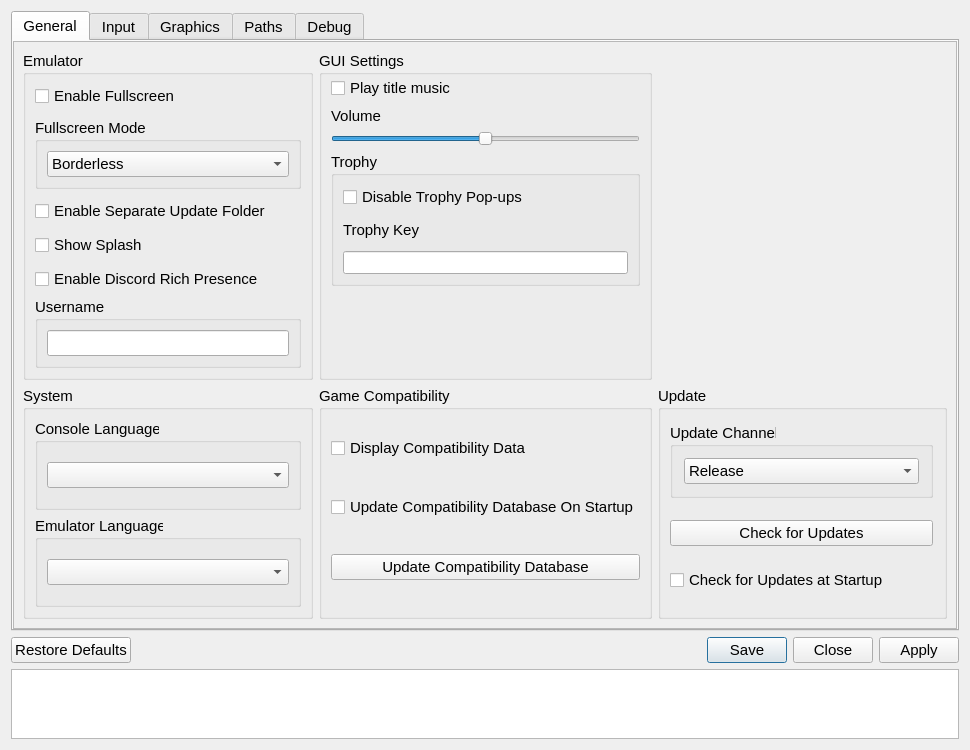
The window that src/qt_gui/settings_dialog.ui (shadps4-emu/shadPS4) describes before a commit, drawn with Qt 5.
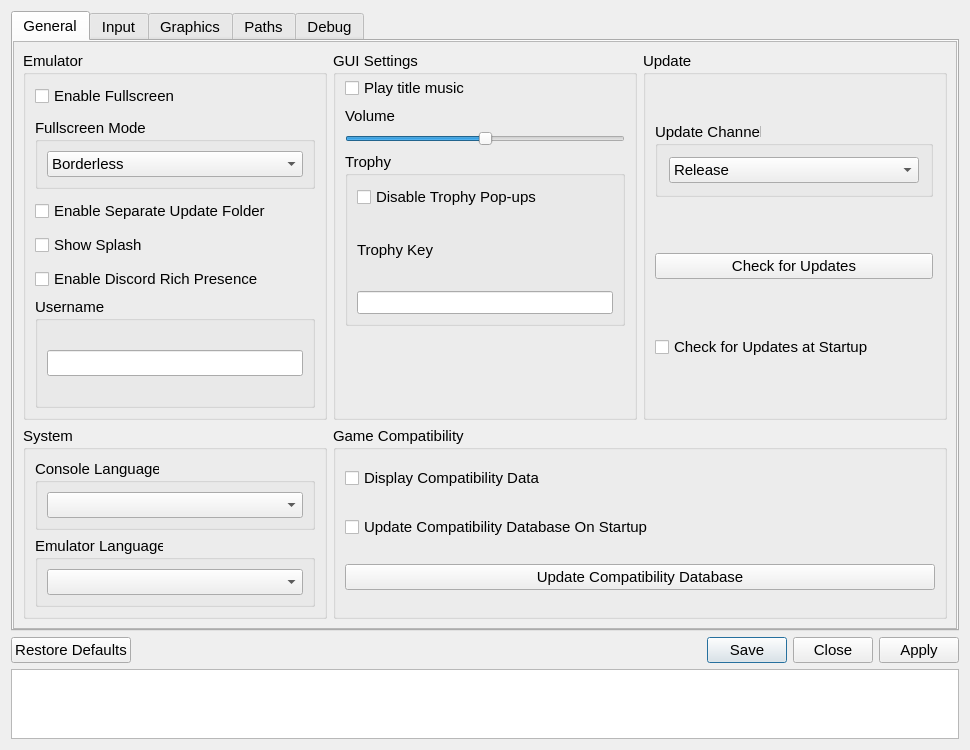
The same window after the commit. Icons and pictures are not drawn.

Commit message: Use more screen real estate for the 'General' settings tab

```diff
--- a/src/qt_gui/settings_dialog.ui
+++ b/src/qt_gui/settings_dialog.ui
@@ -67,8 +67,8 @@
         <rect>
          <x>0</x>
          <y>0</y>
-         <width>946</width>
-         <height>536</height>
+         <width>932</width>
+         <height>593</height>
         </rect>
        </property>
        <layout class="QVBoxLayout" name="generalTabVLayout" stretch="0">
@@ -77,43 +77,6 @@
           <property name="bottomMargin">
            <number>0</number>
           </property>
-          <item row="1" column="0">
-           <layout class="QVBoxLayout" name="systemTabLayoutLeft">
-            <item>
-             <widget class="QGroupBox" name="SystemSettings">
-              <property name="title">
-               <string>System</string>
-              </property>
-              <layout class="QVBoxLayout" name="emuSettingsLayout">
-               <item>
-                <widget class="QGroupBox" name="consoleLanguageGroupBox">
-                 <property name="title">
-                  <string>Console Language</string>
-                 </property>
-                 <layout class="QVBoxLayout" name="settingsLayout">
-                  <item>
-                   <widget class="QComboBox" name="consoleLanguageComboBox"/>
-                  </item>
-                 </layout>
-                </widget>
-               </item>
-               <item>
-                <widget class="QGroupBox" name="emulatorLanguageGroupBox">
-                 <property name="title">
-                  <string>Emulator Language</string>
-                 </property>
-                 <layout class="QVBoxLayout" name="langSettingsLayout">
-                  <item>
-                   <widget class="QComboBox" name="emulatorLanguageComboBox"/>
-                  </item>
-                 </layout>
-                </widget>
-               </item>
-              </layout>
-             </widget>
-            </item>
-           </layout>
-          </item>
           <item row="0" column="0">
            <layout class="QVBoxLayout" name="emulatorTabLayoutMiddle">
             <item>
@@ -134,7 +97,7 @@
                    </property>
                   </widget>
                  </item>
-				 <item>
+                 <item>
                   <widget class="QGroupBox" name="fullscreenModeGroupBox">
                    <property name="title">
                     <string>Fullscreen Mode</string>
@@ -217,246 +180,6 @@
             </item>
            </layout>
           </item>
-          <item row="1" column="2">
-           <layout class="QVBoxLayout" name="updaterTabLayoutLeft">
-            <property name="spacing">
-             <number>6</number>
-            </property>
-            <property name="sizeConstraint">
-             <enum>QLayout::SizeConstraint::SetDefaultConstraint</enum>
-            </property>
-            <property name="leftMargin">
-             <number>0</number>
-            </property>
-            <property name="topMargin">
-             <number>0</number>
-            </property>
-            <property name="rightMargin">
-             <number>0</number>
-            </property>
-            <property name="bottomMargin">
-             <number>0</number>
-            </property>
-            <item>
-             <widget class="QGroupBox" name="updaterGroupBox">
-              <property name="sizePolicy">
-               <sizepolicy hsizetype="Preferred" vsizetype="MinimumExpanding">
-                <horstretch>0</horstretch>
-                <verstretch>0</verstretch>
-               </sizepolicy>
-              </property>
-              <property name="minimumSize">
-               <size>
-                <width>0</width>
-                <height>0</height>
-               </size>
-              </property>
-              <property name="maximumSize">
-               <size>
-                <width>16777215</width>
-                <height>16777215</height>
-               </size>
-              </property>
-              <property name="title">
-               <string>Update</string>
-              </property>
-              <layout class="QVBoxLayout" name="UpdateLayout" stretch="0,0,0">
-               <property name="spacing">
-                <number>10</number>
-               </property>
-               <property name="topMargin">
-                <number>1</number>
-               </property>
-               <property name="rightMargin">
-                <number>11</number>
-               </property>
-               <property name="bottomMargin">
-                <number>11</number>
-               </property>
-               <item>
-                <widget class="QGroupBox" name="updaterComboBox">
-                 <property name="sizePolicy">
-                  <sizepolicy hsizetype="Preferred" vsizetype="Fixed">
-                   <horstretch>0</horstretch>
-                   <verstretch>0</verstretch>
-                  </sizepolicy>
-                 </property>
-                 <property name="minimumSize">
-                  <size>
-                   <width>0</width>
-                   <height>0</height>
-                  </size>
-                 </property>
-                 <property name="maximumSize">
-                  <size>
-                   <width>16777215</width>
-                   <height>16777215</height>
-                  </size>
-                 </property>
-                 <property name="title">
-                  <string>Update Channel</string>
-                 </property>
-                 <layout class="QVBoxLayout" name="UpdateChannelLayout">
-                  <property name="spacing">
-                   <number>7</number>
-                  </property>
-                  <property name="leftMargin">
-                   <number>11</number>
-                  </property>
-                  <property name="topMargin">
-                   <number>11</number>
-                  </property>
-                  <property name="rightMargin">
-                   <number>11</number>
-                  </property>
-                  <property name="bottomMargin">
-                   <number>11</number>
-                  </property>
-                  <item>
-                   <widget class="QComboBox" name="updateComboBox">
-                    <property name="sizePolicy">
-                     <sizepolicy hsizetype="Preferred" vsizetype="Fixed">
-                      <horstretch>0</horstretch>
-                      <verstretch>0</verstretch>
-                     </sizepolicy>
-                    </property>
-                    <item>
-                     <property name="text">
-                      <string>Release</string>
-                     </property>
-                    </item>
-                    <item>
-                     <property name="text">
-                      <string>Nightly</string>
-                     </property>
-                    </item>
-                   </widget>
-                  </item>
-                 </layout>
-                </widget>
-               </item>
-               <item>
-                <widget class="QPushButton" name="checkUpdateButton">
-                 <property name="sizePolicy">
-                  <sizepolicy hsizetype="MinimumExpanding" vsizetype="Fixed">
-                   <horstretch>0</horstretch>
-                   <verstretch>0</verstretch>
-                  </sizepolicy>
-                 </property>
-                 <property name="minimumSize">
-                  <size>
-                   <width>0</width>
-                   <height>0</height>
-                  </size>
-                 </property>
-                 <property name="maximumSize">
-                  <size>
-                   <width>16777215</width>
-                   <height>16777215</height>
-                  </size>
-                 </property>
-                 <property name="text">
-                  <string>Check for Updates</string>
-                 </property>
-                </widget>
-               </item>
-               <item>
-                <widget class="QCheckBox" name="updateCheckBox">
-                 <property name="sizePolicy">
-                  <sizepolicy hsizetype="Preferred" vsizetype="Fixed">
-                   <horstretch>0</horstretch>
-                   <verstretch>0</verstretch>
-                  </sizepolicy>
-                 </property>
-                 <property name="font">
-                  <font>
-                   <pointsize>11</pointsize>
-                   <bold>false</bold>
-                  </font>
-                 </property>
-                 <property name="text">
-                  <string>Check for Updates at Startup</string>
-                 </property>
-                </widget>
-               </item>
-              </layout>
-             </widget>
-            </item>
-           </layout>
-          </item>
-          <item row="1" column="1">
-           <layout class="QVBoxLayout" name="CompatTabLayoutRight" stretch="0">
-            <item>
-             <widget class="QGroupBox" name="CompatgroupBox">
-              <property name="sizePolicy">
-               <sizepolicy hsizetype="Preferred" vsizetype="Preferred">
-                <horstretch>0</horstretch>
-                <verstretch>0</verstretch>
-               </sizepolicy>
-              </property>
-              <property name="minimumSize">
-               <size>
-                <width>0</width>
-                <height>0</height>
-               </size>
-              </property>
-              <property name="title">
-               <string>Game Compatibility</string>
-              </property>
-              <layout class="QVBoxLayout" name="CompatLayout">
-               <property name="spacing">
-                <number>10</number>
-               </property>
-               <property name="topMargin">
-                <number>1</number>
-               </property>
-               <property name="bottomMargin">
-                <number>11</number>
-               </property>
-               <item>
-                <widget class="QCheckBox" name="enableCompatibilityCheckBox">
-                 <property name="text">
-                  <string>Display Compatibility Data</string>
-                 </property>
-                </widget>
-               </item>
-               <item>
-                <widget class="QCheckBox" name="checkCompatibilityOnStartupCheckBox">
-                 <property name="text">
-                  <string>Update Compatibility Database On Startup</string>
-                 </property>
-                </widget>
-               </item>
-               <item>
-                <widget class="QPushButton" name="updateCompatibilityButton">
-                 <property name="sizePolicy">
-                  <sizepolicy hsizetype="MinimumExpanding" vsizetype="Fixed">
-                   <horstretch>0</horstretch>
-                   <verstretch>0</verstretch>
-                  </sizepolicy>
-                 </property>
-                 <property name="minimumSize">
-                  <size>
-                   <width>0</width>
-                   <height>0</height>
-                  </size>
-                 </property>
-                 <property name="maximumSize">
-                  <size>
-                   <width>16777215</width>
-                   <height>16777215</height>
-                  </size>
-                 </property>
-                 <property name="text">
-                  <string>Update Compatibility Database</string>
-                 </property>
-                </widget>
-               </item>
-              </layout>
-             </widget>
-            </item>
-           </layout>
-          </item>
           <item row="0" column="1">
            <layout class="QVBoxLayout" name="GUITabLayoutMiddle" stretch="0">
             <item>
@@ -620,6 +343,283 @@
             </item>
            </layout>
           </item>
+          <item row="1" column="0">
+           <layout class="QVBoxLayout" name="systemTabLayoutLeft">
+            <item>
+             <widget class="QGroupBox" name="SystemSettings">
+              <property name="title">
+               <string>System</string>
+              </property>
+              <layout class="QVBoxLayout" name="emuSettingsLayout">
+               <item>
+                <widget class="QGroupBox" name="consoleLanguageGroupBox">
+                 <property name="title">
+                  <string>Console Language</string>
+                 </property>
+                 <layout class="QVBoxLayout" name="settingsLayout">
+                  <item>
+                   <widget class="QComboBox" name="consoleLanguageComboBox"/>
+                  </item>
+                 </layout>
+                </widget>
+               </item>
+               <item>
+                <widget class="QGroupBox" name="emulatorLanguageGroupBox">
+                 <property name="title">
+                  <string>Emulator Language</string>
+                 </property>
+                 <layout class="QVBoxLayout" name="langSettingsLayout">
+                  <item>
+                   <widget class="QComboBox" name="emulatorLanguageComboBox"/>
+                  </item>
+                 </layout>
+                </widget>
+               </item>
+              </layout>
+             </widget>
+            </item>
+           </layout>
+          </item>
+          <item row="0" column="2">
+           <layout class="QVBoxLayout" name="updaterTabLayoutLeft">
+            <property name="spacing">
+             <number>6</number>
+            </property>
+            <property name="sizeConstraint">
+             <enum>QLayout::SizeConstraint::SetDefaultConstraint</enum>
+            </property>
+            <property name="leftMargin">
+             <number>0</number>
+            </property>
+            <property name="topMargin">
+             <number>0</number>
+            </property>
+            <property name="rightMargin">
+             <number>0</number>
+            </property>
+            <property name="bottomMargin">
+             <number>0</number>
+            </property>
+            <item>
+             <widget class="QGroupBox" name="updaterGroupBox">
+              <property name="sizePolicy">
+               <sizepolicy hsizetype="Preferred" vsizetype="MinimumExpanding">
+                <horstretch>0</horstretch>
+                <verstretch>0</verstretch>
+               </sizepolicy>
+              </property>
+              <property name="minimumSize">
+               <size>
+                <width>0</width>
+                <height>0</height>
+               </size>
+              </property>
+              <property name="maximumSize">
+               <size>
+                <width>16777215</width>
+                <height>16777215</height>
+               </size>
+              </property>
+              <property name="title">
+               <string>Update</string>
+              </property>
+              <layout class="QVBoxLayout" name="UpdateLayout" stretch="0,0,0">
+               <property name="spacing">
+                <number>10</number>
+               </property>
+               <property name="topMargin">
+                <number>1</number>
+               </property>
+               <property name="rightMargin">
+                <number>11</number>
+               </property>
+               <property name="bottomMargin">
+                <number>11</number>
+               </property>
+               <item>
+                <widget class="QGroupBox" name="updaterComboBox">
+                 <property name="sizePolicy">
+                  <sizepolicy hsizetype="Preferred" vsizetype="Fixed">
+                   <horstretch>0</horstretch>
+                   <verstretch>0</verstretch>
+                  </sizepolicy>
+                 </property>
+                 <property name="minimumSize">
+                  <size>
+                   <width>0</width>
+                   <height>0</height>
+                  </size>
+                 </property>
+                 <property name="maximumSize">
+                  <size>
+                   <width>16777215</width>
+                   <height>16777215</height>
+                  </size>
+                 </property>
+                 <property name="title">
+                  <string>Update Channel</string>
+                 </property>
+                 <layout class="QVBoxLayout" name="UpdateChannelLayout">
+                  <property name="spacing">
+                   <number>7</number>
+                  </property>
+                  <property name="leftMargin">
+                   <number>11</number>
+                  </property>
+                  <property name="topMargin">
+                   <number>11</number>
+                  </property>
+                  <property name="rightMargin">
+                   <number>11</number>
+                  </property>
+                  <property name="bottomMargin">
+                   <number>11</number>
+                  </property>
+                  <item>
+                   <widget class="QComboBox" name="updateComboBox">
+                    <property name="sizePolicy">
+                     <sizepolicy hsizetype="Preferred" vsizetype="Fixed">
+                      <horstretch>0</horstretch>
+                      <verstretch>0</verstretch>
+                     </sizepolicy>
+                    </property>
+                    <item>
+                     <property name="text">
+                      <string>Release</string>
+                     </property>
+                    </item>
+                    <item>
+                     <property name="text">
+                      <string>Nightly</string>
+                     </property>
+                    </item>
+                   </widget>
+                  </item>
+                 </layout>
+                </widget>
+               </item>
+               <item>
+                <widget class="QPushButton" name="checkUpdateButton">
+                 <property name="sizePolicy">
+                  <sizepolicy hsizetype="MinimumExpanding" vsizetype="Fixed">
+                   <horstretch>0</horstretch>
+                   <verstretch>0</verstretch>
+                  </sizepolicy>
+                 </property>
+                 <property name="minimumSize">
+                  <size>
+                   <width>0</width>
+                   <height>0</height>
+                  </size>
+                 </property>
+                 <property name="maximumSize">
+                  <size>
+                   <width>16777215</width>
+                   <height>16777215</height>
+                  </size>
+                 </property>
+                 <property name="text">
+                  <string>Check for Updates</string>
+                 </property>
+                </widget>
+               </item>
+               <item>
+                <widget class="QCheckBox" name="updateCheckBox">
+                 <property name="sizePolicy">
+                  <sizepolicy hsizetype="Preferred" vsizetype="Fixed">
+                   <horstretch>0</horstretch>
+                   <verstretch>0</verstretch>
+                  </sizepolicy>
+                 </property>
+                 <property name="font">
+                  <font>
+                   <pointsize>11</pointsize>
+                   <bold>false</bold>
+                  </font>
+                 </property>
+                 <property name="text">
+                  <string>Check for Updates at Startup</string>
+                 </property>
+                </widget>
+               </item>
+              </layout>
+             </widget>
+            </item>
+           </layout>
+          </item>
+          <item row="1" column="1" colspan="2">
+           <layout class="QVBoxLayout" name="CompatTabLayoutRight" stretch="0">
+            <item>
+             <widget class="QGroupBox" name="CompatgroupBox">
+              <property name="sizePolicy">
+               <sizepolicy hsizetype="Preferred" vsizetype="Preferred">
+                <horstretch>0</horstretch>
+                <verstretch>0</verstretch>
+               </sizepolicy>
+              </property>
+              <property name="minimumSize">
+               <size>
+                <width>0</width>
+                <height>0</height>
+               </size>
+              </property>
+              <property name="title">
+               <string>Game Compatibility</string>
+              </property>
+              <layout class="QVBoxLayout" name="CompatLayout">
+               <property name="spacing">
+                <number>10</number>
+               </property>
+               <property name="topMargin">
+                <number>1</number>
+               </property>
+               <property name="bottomMargin">
+                <number>11</number>
+               </property>
+               <item>
+                <widget class="QCheckBox" name="enableCompatibilityCheckBox">
+                 <property name="text">
+                  <string>Display Compatibility Data</string>
+                 </property>
+                </widget>
+               </item>
+               <item>
+                <widget class="QCheckBox" name="checkCompatibilityOnStartupCheckBox">
+                 <property name="text">
+                  <string>Update Compatibility Database On Startup</string>
+                 </property>
+                </widget>
+               </item>
+               <item>
+                <widget class="QPushButton" name="updateCompatibilityButton">
+                 <property name="sizePolicy">
+                  <sizepolicy hsizetype="MinimumExpanding" vsizetype="Fixed">
+                   <horstretch>0</horstretch>
+                   <verstretch>0</verstretch>
+                  </sizepolicy>
+                 </property>
+                 <property name="minimumSize">
+                  <size>
+                   <width>0</width>
+                   <height>0</height>
+                  </size>
+                 </property>
+                 <property name="maximumSize">
+                  <size>
+                   <width>16777215</width>
+                   <height>16777215</height>
+                  </size>
+                 </property>
+                 <property name="text">
+                  <string>Update Compatibility Database</string>
+                 </property>
+                </widget>
+               </item>
+              </layout>
+             </widget>
+            </item>
+           </layout>
+          </item>
          </layout>
         </item>
        </layout>
@@ -637,8 +637,8 @@
         <rect>
          <x>0</x>
          <y>0</y>
-         <width>926</width>
-         <height>536</height>
+         <width>946</width>
+         <height>585</height>
         </rect>
        </property>
        <layout class="QVBoxLayout" name="inputTabVLayout" stretch="0,0">
@@ -853,13 +853,13 @@
                  </layout>
                 </widget>
                </item>
-				  <item>
-					  <widget class="QCheckBox" name="motionControlsCheckBox"> 
-						  <property name="text">
-							  <string>Enable Motion Controls</string>
-						  </property>
-					  </widget>
-				  </item>
+               <item>
+                <widget class="QCheckBox" name="motionControlsCheckBox">
+                 <property name="text">
+                  <string>Enable Motion Controls</string>
+                 </property>
+                </widget>
+               </item>
                <item>
                 <widget class="QWidget" name="controllerWidgetSpacer" native="true">
                  <property name="enabled">
@@ -935,8 +935,8 @@
         <rect>
          <x>0</x>
          <y>0</y>
-         <width>926</width>
-         <height>536</height>
+         <width>946</width>
+         <height>585</height>
         </rect>
        </property>
        <layout class="QVBoxLayout" name="graphicsTabVLayout" stretch="0,0">
@@ -1186,8 +1186,8 @@
         <rect>
          <x>0</x>
          <y>0</y>
-         <width>926</width>
-         <height>536</height>
+         <width>946</width>
+         <height>585</height>
         </rect>
        </property>
        <layout class="QVBoxLayout" name="pathsTabLayout" stretch="0">
@@ -1259,8 +1259,8 @@
         <rect>
          <x>0</x>
          <y>0</y>
-         <width>926</width>
-         <height>536</height>
+         <width>946</width>
+         <height>585</height>
         </rect>
        </property>
        <layout class="QVBoxLayout" name="debugTabVLayout" stretch="0,1">
```
Left out of the diff: 2 changed lines with no effect on the pictures.
